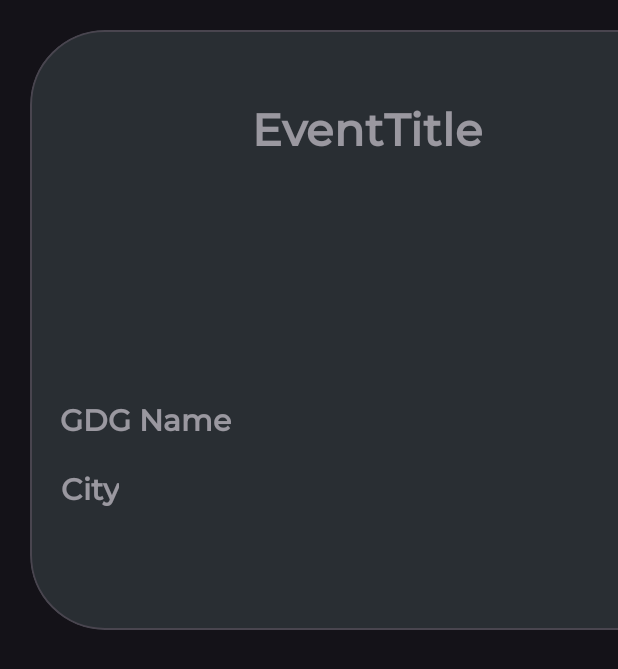
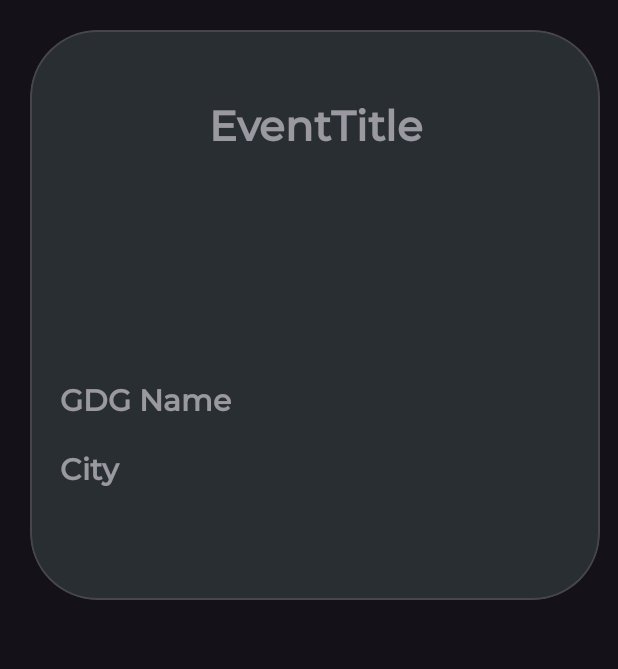
Before and after one commit to soCallmeAdityaKumar/Google-Developers-Community-Visualization-Tool, an Android app: the layout eventsitemlist.xml on its own in the app's theme, with its tools: preview values and no code run, on a phone screen of 412 x 824 dp. Shown: the top 669 px of the screen. Run offline under Robolectric (Android 15) with nearby library versions, the phone set to English and light mode, and no system bars; network calls fail.

Commit message:
Cards Size Corrected

```diff
--- a/app/src/main/java/com/example/googledeveloperscommunityvisualisationtool/fragments/gdgChapterDetails/OrganizersAdapter.kt
+++ b/app/src/main/java/com/example/googledeveloperscommunityvisualisationtool/fragments/gdgChapterDetails/OrganizersAdapter.kt
@@ -46,8 +46,9 @@ class OrganizersAdapter(var organizers:List<Organizers>):RecyclerView.Adapter<Or
                 binding.organizername.setOnClickListener {
                     Log.d("organizers",this.organizername)
                 }
-                binding.organizername.setEllipsize(TextUtils.TruncateAt.MARQUEE)
                 binding.organizername.setSelected(true)
+                binding.organizercompany.setSelected(true)
+                binding.organizercompany.setSelected(true)
             }
         }
     }
--- a/app/src/main/java/com/example/googledeveloperscommunityvisualisationtool/fragments/upcomingEvents/UpcoEventsAdapter.kt
+++ b/app/src/main/java/com/example/googledeveloperscommunityvisualisationtool/fragments/upcomingEvents/UpcoEventsAdapter.kt
@@ -60,6 +60,9 @@ class UpcoEventsAdapter(private var eventList:List<Result>):RecyclerView.Adapter
                 for (i in 0 until this.tags!!.size){
                     tag += this.tags[i]
                 }
+                binding.eventTitle.setSelected(true)
+                binding.GDGname.setSelected(true)
+                binding.city.setSelected(true)
 //                binding.tags.text=tag.toString()
 
                 }
--- a/app/src/main/res/drawable/backarrow.xml
+++ b/app/src/main/res/drawable/backarrow.xml
@@ -1,5 +1,5 @@
 <vector android:autoMirrored="true" android:height="24dp"
-    android:tint="#000000" android:viewportHeight="24"
+    android:tint="@color/MainHeadingText" android:viewportHeight="24"
     android:viewportWidth="24" android:width="24dp" xmlns:android="http://schemas.android.com/apk/res/android">
     <path android:fillColor="@android:color/white" android:pathData="M20,11H7.83l5.59,-5.59L12,4l-8,8 8,8 1.41,-1.41L7.83,13H20v-2z"/>
 </vector>
--- a/app/src/main/res/layout/eventsitemlist.xml
+++ b/app/src/main/res/layout/eventsitemlist.xml
@@ -4,15 +4,15 @@
     xmlns:app="http://schemas.android.com/apk/res-auto"
     xmlns:tools="http://schemas.android.com/tools"
     android:id="@+id/cardView"
-    android:layout_width="450dp"
+    android:layout_width="380dp"
     android:layout_marginTop="20dp"
     android:layout_marginStart="20dp"
-    android:layout_height="400dp"
+    android:layout_height="380dp"
     app:cardElevation="0dp"
     app:strokeWidth="1dp"
     android:elevation="200dp"
     android:backgroundTint="@color/CardViewTransparent"
-    app:cardCornerRadius="50dp"
+    app:cardCornerRadius="45dp"
     app:layout_constraintBottom_toBottomOf="parent"
     app:layout_constraintEnd_toEndOf="parent"
     app:layout_constraintStart_toStartOf="parent"
@@ -33,8 +33,8 @@
 
         <de.hdodenhof.circleimageview.CircleImageView
             android:id="@+id/eventLogo"
-            android:layout_width="150dp"
-            android:layout_height="150dp"
+            android:layout_width="130dp"
+            android:layout_height="130dp"
             android:layout_margin="20dp"
             app:layout_constraintBottom_toBottomOf="parent"
             app:layout_constraintEnd_toEndOf="parent"
@@ -45,7 +45,7 @@
 
         <TextView
             android:id="@+id/eventTitle"
-            android:layout_width="370dp"
+            android:layout_width="match_parent"
             android:layout_height="wrap_content"
             android:layout_margin="20dp"
             android:layout_marginStart="20dp"
@@ -53,10 +53,9 @@
             android:fontFamily="@font/montserratmedium"
             android:hint="EventTitle"
             android:textAlignment="center"
-            android:ellipsize="marquee"
-            android:maxLines="2"
             android:textColor="@color/MainHeadingText"
-            android:textSize="30dp"
+            android:textSize="28dp"
+            android:maxLines="3"
             android:textStyle="bold"
             app:layout_constraintBottom_toBottomOf="parent"
             app:layout_constraintEnd_toEndOf="parent"
@@ -66,19 +65,21 @@
 
         <TextView
             android:id="@+id/GDGname"
-            android:layout_width="wrap_content"
+            android:layout_width="0dp"
             android:layout_height="wrap_content"
             android:layout_marginStart="20dp"
             android:fontFamily="@font/montserratmedium"
             android:hint="GDG Name"
-            android:textAlignment="viewEnd"
             android:ellipsize="marquee"
+            android:layout_marginEnd="20dp"
+            android:scrollHorizontally="true"
             android:maxLines="1"
+            android:textAlignment="viewStart"
             android:textColor="@color/MainHeadingText"
             android:textSize="20dp"
             android:textStyle="bold"
             app:layout_constraintBottom_toBottomOf="parent"
-            app:layout_constraintEnd_toEndOf="parent"
+            app:layout_constraintEnd_toStartOf="@+id/eventLogo"
             app:layout_constraintHorizontal_bias="0.0"
             app:layout_constraintStart_toStartOf="parent"
             app:layout_constraintTop_toTopOf="parent"
@@ -86,19 +87,20 @@
 
         <TextView
             android:id="@+id/city"
-            android:layout_width="wrap_content"
+            android:layout_width="0dp"
             android:layout_height="wrap_content"
             android:layout_margin="20dp"
             android:fontFamily="@font/montserratmedium"
             android:hint="City"
+            android:ellipsize="marquee"
+            android:scrollHorizontally="true"
             android:maxLines="1"
-            android:textAlignment="viewEnd"
+            android:textAlignment="viewStart"
             android:textColor="@color/MainHeadingText"
             android:textSize="20dp"
-            android:ellipsize="marquee"
             android:textStyle="bold"
             app:layout_constraintBottom_toBottomOf="parent"
-            app:layout_constraintEnd_toEndOf="parent"
+            app:layout_constraintEnd_toStartOf="@+id/eventLogo"
             app:layout_constraintHorizontal_bias="0.0"
             app:layout_constraintStart_toStartOf="parent"
             app:layout_constraintTop_toBottomOf="@+id/GDGname"
--- a/app/src/main/res/layout/pasteventlist.xml
+++ b/app/src/main/res/layout/pasteventlist.xml
@@ -3,8 +3,8 @@
         xmlns:android="http://schemas.android.com/apk/res/android"
         xmlns:app="http://schemas.android.com/apk/res-auto"
         xmlns:tools="http://schemas.android.com/tools"
-        android:layout_width="450dp"
-        android:layout_height="400dp"
+        android:layout_width="350dp"
+        android:layout_height="350dp"
         app:cardElevation="0dp"
         app:layout_constraintBottom_toBottomOf="parent"
         app:layout_constraintEnd_toEndOf="parent"
@@ -51,7 +51,7 @@
                 app:layout_constraintEnd_toEndOf="parent"
                 app:layout_constraintStart_toStartOf="parent"
                 app:layout_constraintTop_toBottomOf="@+id/description"
-                app:layout_constraintVertical_bias="0.232" />
+                app:layout_constraintVertical_bias="0.383" />
 
             <TextView
                 android:id="@+id/description"
--- a/app/src/main/res/layout/upcomeventlist.xml
+++ b/app/src/main/res/layout/upcomeventlist.xml
@@ -1,6 +1,4 @@
 <?xml version="1.0" encoding="utf-8"?>
-
-
 <com.google.android.material.card.MaterialCardView
     xmlns:android="http://schemas.android.com/apk/res/android"
     xmlns:app="http://schemas.android.com/apk/res-auto"
@@ -12,7 +10,8 @@
     app:layout_constraintBottom_toBottomOf="parent"
     app:layout_constraintEnd_toEndOf="parent"
     android:backgroundTint="@color/CardViewTransparent"
-    android:background="@drawable/glass_background"    android:layout_margin="10dp"
+    android:background="@drawable/glass_background"
+    android:layout_margin="10dp"
     app:layout_constraintStart_toStartOf="parent"
     app:layout_constraintTop_toTopOf="parent">
     <androidx.constraintlayout.widget.ConstraintLayout
```
Also changed, not shown: app/src/main/res/layout/gdg_chapters_list.xml (+7 -7 lines), app/src/main/res/layout/gdgorganiserlist.xml (+13 -5 lines).
